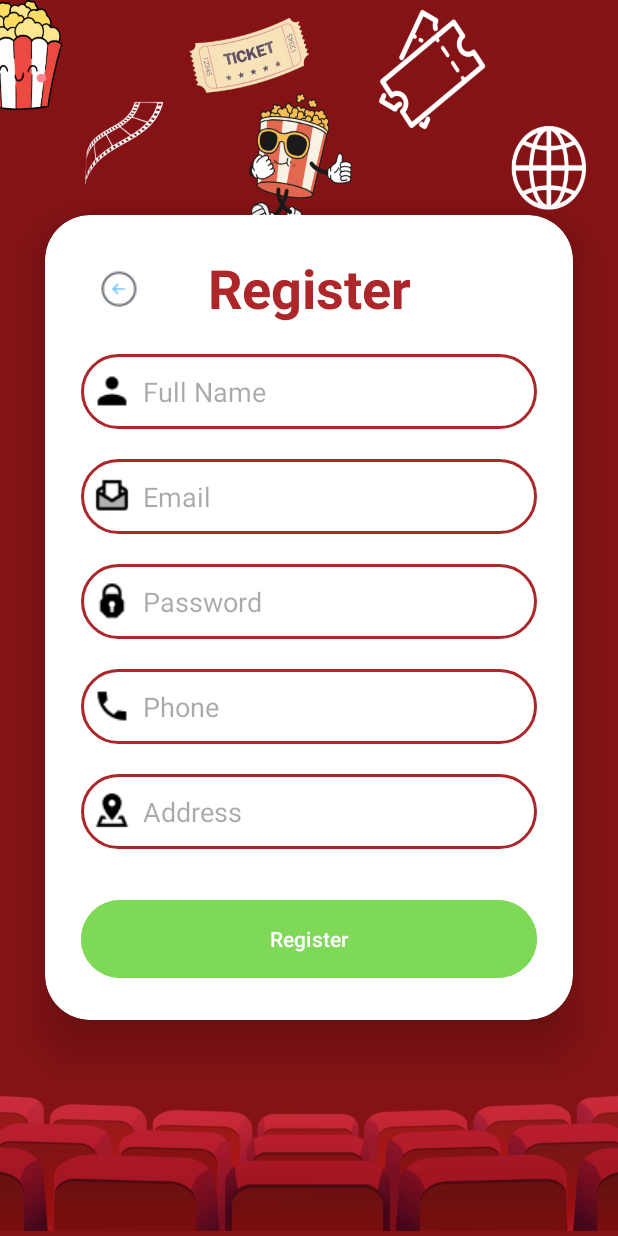
After one commit to KTPx4/Ticket_System, an Android app: the layout activity_register.xml on its own in the app's theme, with its tools: preview values and no code run, on a phone screen of 412 x 824 dp. The commit adds this screen. Run offline under Robolectric (Android 15) with nearby library versions, the phone set to English and light mode, and no system bars.

Commit message:
UI login and register

```diff
--- a/client/app/build.gradle
+++ b/client/app/build.gradle
@@ -29,7 +29,9 @@ android {
 }
 
 dependencies {
-
+    implementation 'com.squareup.retrofit2:retrofit:2.9.0'
+    implementation 'com.squareup.retrofit2:converter-gson:2.9.0'
+    implementation 'com.squareup.okhttp3:logging-interceptor:4.9.1'
     implementation libs.appcompat
     implementation libs.material
     implementation libs.activity
--- /dev/null
+++ b/client/app/src/main/res/drawable/edittext_border.xml
@@ -0,0 +1,12 @@
+<?xml version="1.0" encoding="utf-8"?>
+<shape xmlns:android="http://schemas.android.com/apk/res/android"
+    android:shape="rectangle">
+
+    <stroke
+        android:width="2dp"
+        android:color="@color/red"/>
+
+    <corners
+        android:radius="30dp"/>
+
+</shape>
--- /dev/null
+++ b/client/app/src/main/res/layout/activity_register.xml
@@ -0,0 +1,107 @@
+<?xml version="1.0" encoding="utf-8"?>
+<LinearLayout
+    xmlns:android="http://schemas.android.com/apk/res/android"
+    xmlns:app="http://schemas.android.com/apk/res-auto"
+    xmlns:tools="http://schemas.android.com/tools"
+    android:layout_width="match_parent"
+    android:layout_height="match_parent"
+    android:orientation="vertical"
+    android:gravity="center"
+    android:background="@drawable/background"
+    tools:context=".RegisterActivity">
+
+    <androidx.cardview.widget.CardView
+        android:layout_width="match_parent"
+        android:layout_height="wrap_content"
+        android:layout_margin="30dp"
+        app:cardCornerRadius="30dp"
+        app:cardElevation="20dp">
+        <RelativeLayout
+            android:layout_width="match_parent"
+            android:layout_height="wrap_content"
+            android:padding="24dp">
+
+            <ImageButton
+                android:id="@+id/back_button"
+                android:layout_width="50dp"
+                android:layout_height="50dp"
+                android:src="@drawable/back"
+                android:background="?android:attr/selectableItemBackgroundBorderless"
+                android:layout_alignParentLeft="true"
+                android:layout_alignParentTop="true"/>
+
+            <LinearLayout
+                android:layout_width="match_parent"
+                android:layout_height="wrap_content"
+                android:orientation="vertical"
+                android:layout_centerInParent="true">
+
+                <TextView
+                    android:layout_width="match_parent"
+                    android:layout_height="wrap_content"
+                    android:text="Register"
+                    android:textSize="36dp"
+                    android:textColor="@color/red"
+                    android:textAlignment="center"
+                    android:textStyle="bold"/>
+                <EditText
+                    android:id="@+id/register_name"
+                    android:layout_width="match_parent"
+                    android:layout_height="50dp"
+                    android:background="@drawable/edittext_border"
+                    android:layout_marginTop="20dp"
+                    android:padding="8dp"
+                    android:drawableLeft="@drawable/username"
+                    android:drawablePadding="8dp"
+                    android:hint="Full Name"/>
+                <EditText
+                    android:id="@+id/register_email"
+                    android:layout_width="match_parent"
+                    android:layout_height="50dp"
+                    android:background="@drawable/edittext_border"
+                    android:layout_marginTop="20dp"
+                    android:padding="8dp"
+                    android:drawableLeft="@drawable/email"
+                    android:drawablePadding="8dp"
+                    android:hint="Email"/>
+                <EditText
+                    android:id="@+id/register_password"
+                    android:layout_width="match_parent"
+                    android:layout_height="50dp"
+                    android:background="@drawable/edittext_border"
+                    android:layout_marginTop="20dp"
+                    android:padding="8dp"
+                    android:drawableLeft="@drawable/password"
+                    android:drawablePadding="8dp"
+                    android:hint="Password"/>
+                <EditText
+                    android:id="@+id/register_phone"
+                    android:layout_width="match_parent"
+                    android:layout_height="50dp"
+                    android:background="@drawable/edittext_border"
+                    android:layout_marginTop="20dp"
+                    android:padding="8dp"
+                    android:drawableLeft="@drawable/phone"
+                    android:drawablePadding="8dp"
+                    android:hint="Phone"/>
+                <EditText
+                    android:id="@+id/register_address"
+                    android:layout_width="match_parent"
+                    android:layout_height="50dp"
+                    android:background="@drawable/edittext_border"
+                    android:layout_marginTop="20dp"
+                    android:padding="8dp"
+                    android:drawableLeft="@drawable/address"
+                    android:drawablePadding="8dp"
+                    android:hint="Address"/>
+                <Button
+                    android:id="@+id/register_button"
+                    android:layout_width="match_parent"
+                    android:layout_height="60dp"
+                    android:text="Register"
+                    android:backgroundTint="@color/green"
+                    android:layout_marginTop="30dp"/>
+            </LinearLayout>
+        </RelativeLayout>
+    </androidx.cardview.widget.CardView>
+</LinearLayout>
--- a/client/app/src/main/res/values/colors.xml
+++ b/client/app/src/main/res/values/colors.xml
@@ -2,4 +2,7 @@
 <resources>
     <color name="black">#FF000000</color>
     <color name="white">#FFFFFFFF</color>
+    <color name="red">#AD2629</color>
+    <color name="green">#7ED957</color>
+    <color name="blue">#459CED</color>
 </resources>
```
Also changed, not shown: client/app/src/main/AndroidManifest.xml (+6 -1 lines), client/app/src/main/java/com/example/ticketbooking/IntroActivity.java (added, +12 -0 lines), client/app/src/main/java/com/example/ticketbooking/LoginActivity.java (added, +11 -0 lines), client/app/src/main/java/com/example/ticketbooking/RegisterActivity.java (added, +12 -0 lines), client/app/src/main/res/drawable/rounded_button.xml (added, +10 -0 lines), client/app/src/main/res/layout/activity_intro.xml (added, +84 -0 lines), client/app/src/main/res/layout/activity_login.xml (added, +83 -0 lines), client/app/src/main/res/drawable/address.png (added), client/app/src/main/res/drawable/back.png (added), client/app/src/main/res/drawable/background.png (added), client/app/src/main/res/drawable/email.png (added), client/app/src/main/res/drawable/intro.png (added), client/app/src/main/res/drawable/password.png (added), client/app/src/main/res/drawable/phone.png (added), 1 more files.
